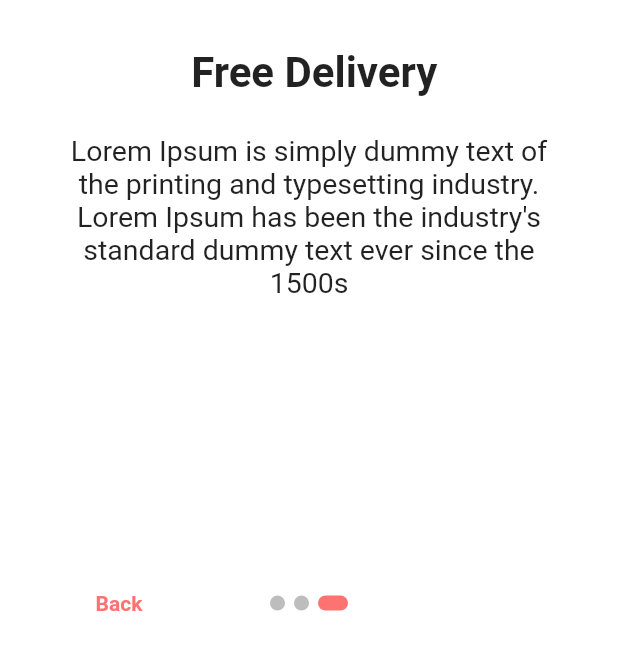
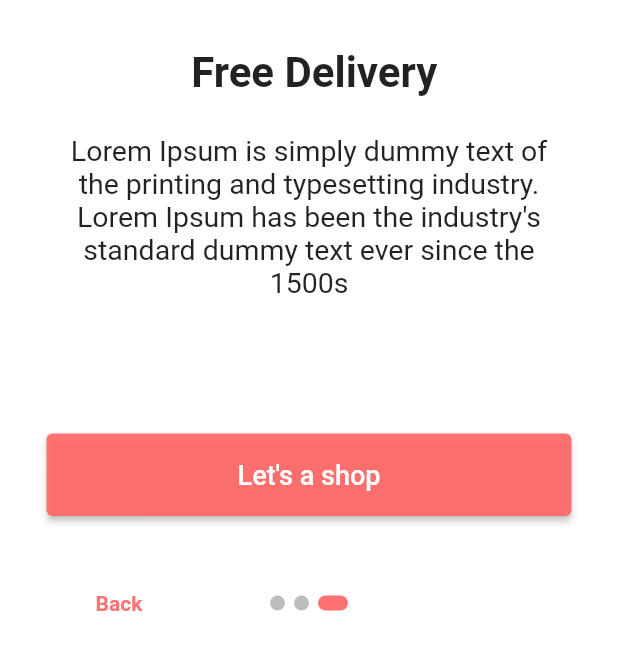
Before and after one commit to NurhayatYurtaslan/Shop-App-UI-Design-in-Flutter, a Flutter app: the screen it shows after launch, swiped to page 3, on a phone screen of 412 x 824 dp, the part 573-1236 px from its top. Run offline on Flutter 3.47's test engine with Material 2 defaults, Android fonts, the phone set to English and light mode, and no system bars; drawn by our look-alikes of introduction_screen.

Commit message:
add ✨ : Let2s a shop button onPressed action

```diff
--- a/lib/screens/onboarding_screen.dart
+++ b/lib/screens/onboarding_screen.dart
@@ -1,5 +1,6 @@
 import 'package:flutter/material.dart';
 import 'package:introduction_screen/introduction_screen.dart';
+import 'package:splash_screen_ui_design_in_flutter/screens/home_screen.dart';
 
 class OnboardingScreen extends StatelessWidget {
   final introKey = GlobalKey<IntroductionScreenState>();
@@ -49,6 +50,25 @@ class OnboardingScreen extends StatelessWidget {
             width: 200,
           ),
           decoration: pageDecoration,
+          footer: Padding(
+            padding: EdgeInsets.only(left: 15, right: 15, top: 50),
+            child: ElevatedButton(
+              onPressed: () {
+                Navigator.push(
+                    context,
+                    MaterialPageRoute(
+                      builder: (context) => HomeScreen(),
+                    ));
+              },
+              child: Text(
+                "Let's a shop",
+                style: TextStyle(fontSize: 18),
+              ),
+              style: ElevatedButton.styleFrom(
+                  minimumSize: Size.fromHeight(55),
+                  backgroundColor: Color(0xFEFFF6969)),
+            ),
+          ),
         ),
       ],
       showSkipButton: false,
```
